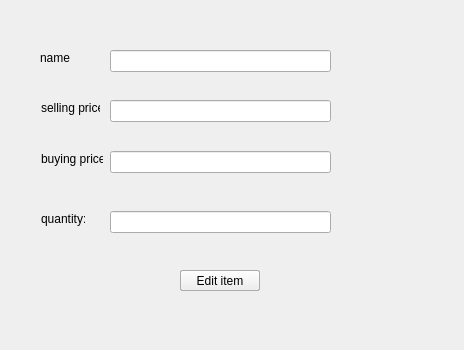
Old version of the form addmoditem.ui in the repository omarabdo997/super-market-cashier.
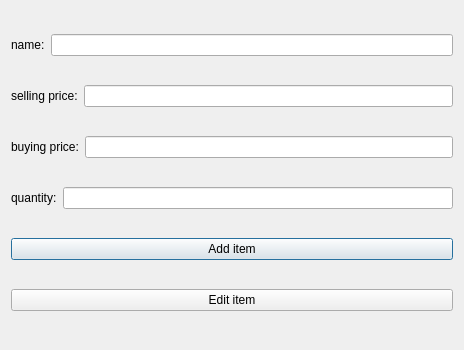
New version of the form.

Diff of the .ui file:
```diff
--- a/addmoditem.ui
+++ b/addmoditem.ui
@@ -13,124 +13,78 @@
   <property name="windowTitle">
    <string>Dialog</string>
   </property>
-  <widget class="QLineEdit" name="lineEdit_2">
-   <property name="geometry">
-    <rect>
-     <x>110</x>
-     <y>100</y>
-     <width>221</width>
-     <height>22</height>
-    </rect>
-   </property>
-  </widget>
-  <widget class="QLineEdit" name="lineEdit_3">
-   <property name="geometry">
-    <rect>
-     <x>110</x>
-     <y>151</y>
-     <width>221</width>
-     <height>22</height>
-    </rect>
-   </property>
-  </widget>
-  <widget class="QLineEdit" name="lineEdit_4">
-   <property name="geometry">
-    <rect>
-     <x>110</x>
-     <y>211</y>
-     <width>221</width>
-     <height>22</height>
-    </rect>
-   </property>
-  </widget>
+  <layout class="QVBoxLayout" name="verticalLayout">
+   <item>
+    <layout class="QHBoxLayout" name="horizontalLayout">
+     <item>
   <widget class="QLabel" name="label">
-   <property name="geometry">
-    <rect>
-     <x>40</x>
-     <y>50</y>
-     <width>30</width>
-     <height>16</height>
-    </rect>
-   </property>
    <property name="text">
     <string>name:</string>
    </property>
   </widget>
+     </item>
+     <item>
+      <widget class="QLineEdit" name="lineEdit"/>
+     </item>
+    </layout>
+   </item>
+   <item>
+    <layout class="QHBoxLayout" name="horizontalLayout_2">
+     <item>
   <widget class="QLabel" name="label_2">
-   <property name="geometry">
-    <rect>
-     <x>41</x>
-     <y>100</y>
-     <width>59</width>
-     <height>16</height>
-    </rect>
-   </property>
    <property name="text">
     <string>selling price:</string>
    </property>
   </widget>
+     </item>
+     <item>
+      <widget class="QLineEdit" name="lineEdit_2"/>
+     </item>
+    </layout>
+   </item>
+   <item>
+    <layout class="QHBoxLayout" name="horizontalLayout_3">
+     <item>
   <widget class="QLabel" name="label_3">
-   <property name="geometry">
-    <rect>
-     <x>41</x>
-     <y>151</y>
-     <width>62</width>
-     <height>16</height>
-    </rect>
-   </property>
    <property name="text">
     <string>buying price:</string>
    </property>
   </widget>
+     </item>
+     <item>
+      <widget class="QLineEdit" name="lineEdit_3"/>
+     </item>
+    </layout>
+   </item>
+   <item>
+    <layout class="QHBoxLayout" name="horizontalLayout_4">
+     <item>
   <widget class="QLabel" name="label_4">
-   <property name="geometry">
-    <rect>
-     <x>41</x>
-     <y>211</y>
-     <width>44</width>
-     <height>16</height>
-    </rect>
-   </property>
    <property name="text">
     <string>quantity:</string>
    </property>
   </widget>
+     </item>
+     <item>
+      <widget class="QLineEdit" name="lineEdit_4"/>
+     </item>
+    </layout>
+   </item>
+   <item>
   <widget class="QPushButton" name="pushButton">
-   <property name="geometry">
-    <rect>
-     <x>180</x>
-     <y>270</y>
-     <width>80</width>
-     <height>21</height>
-    </rect>
-   </property>
    <property name="text">
     <string>Add item</string>
    </property>
   </widget>
+   </item>
+   <item>
   <widget class="QPushButton" name="pushButton_2">
-   <property name="geometry">
-    <rect>
-     <x>180</x>
-     <y>270</y>
-     <width>80</width>
-     <height>21</height>
-    </rect>
-   </property>
    <property name="text">
     <string>Edit item</string>
    </property>
   </widget>
-  <widget class="QLineEdit" name="lineEdit">
-   <property name="geometry">
-    <rect>
-     <x>110</x>
-     <y>50</y>
-     <width>221</width>
-     <height>22</height>
-    </rect>
-   </property>
-  </widget>
+   </item>
+  </layout>
   <zorder>lineEdit</zorder>
   <zorder>pushButton</zorder>
   <zorder>pushButton_2</zorder>
```
Lines whose indentation alone changed are shown as unchanged.
